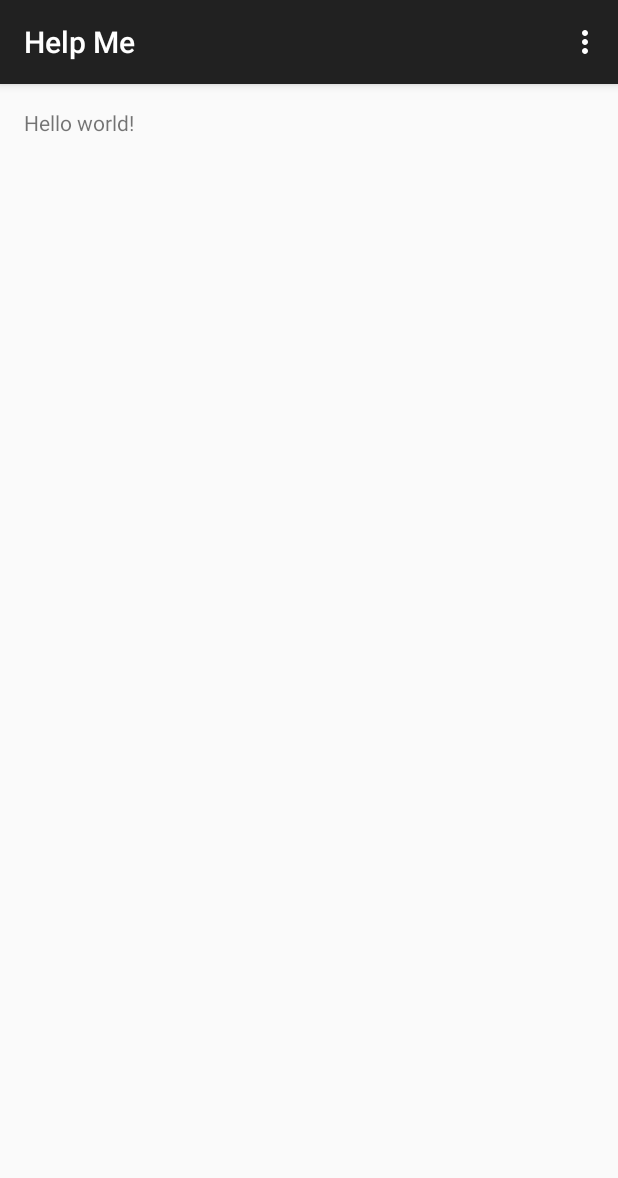
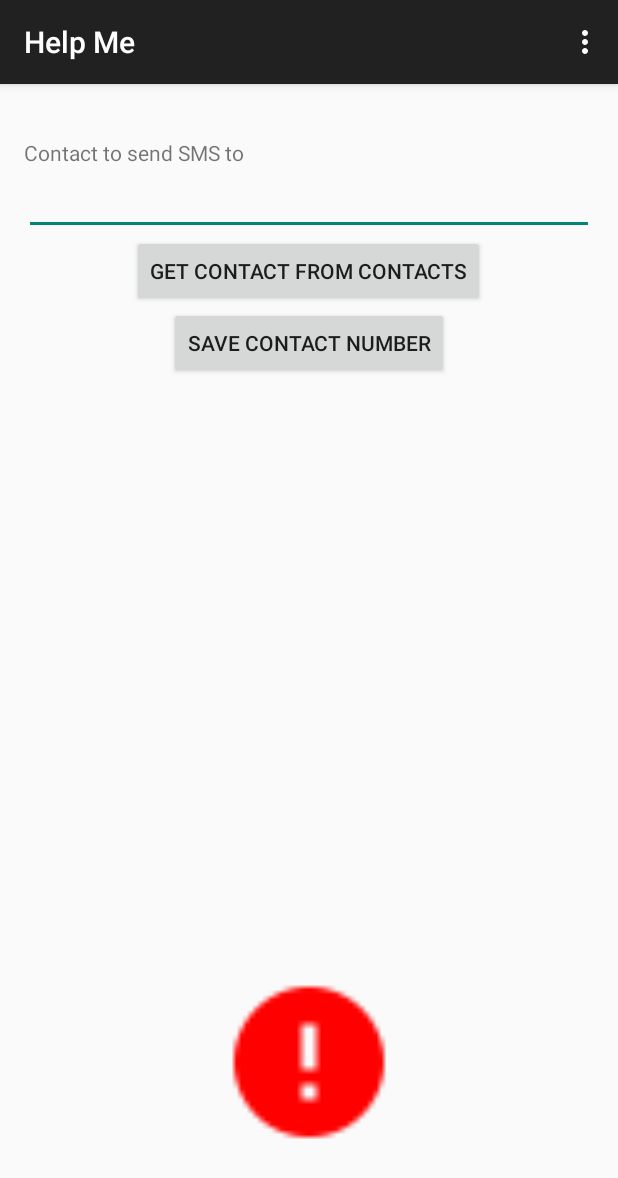
Before and after one commit to jomartigcal/help-me-android-app, an Android app: the screen it shows after launch (MainActivity), on a phone screen of 412 x 824 dp. Shown: the top 1178 px of the screen. Run offline under Robolectric (Android 15) with nearby library versions, the light colour scheme and no system bars.

Commit message:
Initial layout
Signed-off-by: Jomar Tigcal <jomar@tigcal.com>

```diff
--- a/mobile/src/main/java/com/tigcal/helpme/MainActivity.java
+++ b/mobile/src/main/java/com/tigcal/helpme/MainActivity.java
@@ -29,7 +29,8 @@ public class MainActivity extends ActionBarActivity {
         int id = item.getItemId();
 
         //noinspection SimplifiableIfStatement
-        if (id == R.id.action_settings) {
+        if (id == R.id.action_about) {
+            new AboutDialog(this).show();
             return true;
         }
 
--- a/mobile/src/main/res/layout/activity_main.xml
+++ b/mobile/src/main/res/layout/activity_main.xml
@@ -1,11 +1,50 @@
 <RelativeLayout xmlns:android="http://schemas.android.com/apk/res/android"
-    xmlns:tools="http://schemas.android.com/tools" android:layout_width="match_parent"
-    android:layout_height="match_parent" android:paddingLeft="@dimen/activity_horizontal_margin"
+    xmlns:tools="http://schemas.android.com/tools"
+    android:layout_width="match_parent"
+    android:layout_height="match_parent"
+    android:paddingLeft="@dimen/activity_horizontal_margin"
     android:paddingRight="@dimen/activity_horizontal_margin"
     android:paddingTop="@dimen/activity_vertical_margin"
-    android:paddingBottom="@dimen/activity_vertical_margin" tools:context=".MainActivity">
+    android:paddingBottom="@dimen/activity_vertical_margin"
+    tools:context=".MainActivity">
 
-    <TextView android:text="@string/hello_world" android:layout_width="wrap_content"
-        android:layout_height="wrap_content" />
+    <ImageView
+        android:layout_width="200dp"
+        android:layout_height="200dp"
+        android:scaleType="fitCenter"
+        android:src="@drawable/ic_alert"
+        android:layout_alignParentBottom="true"
+        android:layout_centerHorizontal="true"
+        />
+    <TextView
+        android:id="@+id/label_contact_number"
+        android:text="@string/contact_number"
+        android:layout_width="match_parent"
+        android:layout_height="wrap_content"
+        android:paddingTop="20dp"
+        android:layout_alignParentTop="true" />
+
+    <EditText
+        android:id="@+id/text_contact_number"
+        android:inputType="phone"
+        android:layout_width="match_parent"
+        android:layout_height="wrap_content"
+        android:layout_below="@id/label_contact_number" />
+
+    <Button
+        android:id="@+id/button_get_contact"
+        android:layout_width="wrap_content"
+        android:layout_height="wrap_content"
+        android:layout_below="@id/text_contact_number"
+        android:text="@string/label_get_contact"
+        android:layout_centerHorizontal="true" />
+
+    <Button
+        android:id="@+id/button_save"
+        android:layout_width="wrap_content"
+        android:layout_height="wrap_content"
+        android:layout_below="@id/button_get_contact"
+        android:text="@string/label_save_contact"
+        android:layout_centerHorizontal="true" />
 
 </RelativeLayout>
--- a/mobile/src/main/res/menu/menu_main.xml
+++ b/mobile/src/main/res/menu/menu_main.xml
@@ -1,6 +1,10 @@
 <menu xmlns:android="http://schemas.android.com/apk/res/android"
     xmlns:app="http://schemas.android.com/apk/res-auto"
-    xmlns:tools="http://schemas.android.com/tools" tools:context=".MainActivity">
-    <item android:id="@+id/action_settings" android:title="@string/action_settings"
-        android:orderInCategory="100" app:showAsAction="never" />
+    xmlns:tools="http://schemas.android.com/tools"
+    tools:context=".MainActivity">
+    <item
+        android:id="@+id/action_about"
+        android:title="@string/action_about"
+        android:orderInCategory="100"
+        app:showAsAction="never" />
 </menu>
--- a/mobile/src/main/res/values/strings.xml
+++ b/mobile/src/main/res/values/strings.xml
@@ -2,5 +2,16 @@
     <string name="app_name">Help Me</string>
 
     <string name="hello_world">Hello world!</string>
-    <string name="action_settings">Settings</string>
+    <string name="action_about">About</string>
+
+    <string name="about_contact_info">For comments or suggestions, send an email at <a href="mailto:jomar@tigcal.com">jomar@tigcal.com</a></string>
+    <string name="about_developer">Developed by <a href="http://jomar.tigcal.com">Jomar Tigcal</a> and <a href="http://celinebarrozo.com">Celine Marie Barrozo</a>.\n</string>
+
+    <string name="contact_name">Contact Name</string>
+    <string name="contact_number">Contact to send SMS to</string>
+
+    <string name="label_ask_help">Ask for Help</string>
+    <string name="label_get_contact">Get Contact from Contacts</string>
+    <string name="label_save_contact">Save Contact Number</string>
+
 </resources>
```
Also changed, not shown: mobile/src/main/java/com/tigcal/helpme/AboutDialog.java (added, +39 -0 lines), mobile/src/main/res/layout/dialog_about.xml (added, +40 -0 lines), mobile/src/main/res/drawable-hdpi/ic_alert.png (added), mobile/src/main/res/drawable-mdpi/ic_alert.png (added), mobile/src/main/res/drawable-xhdpi/ic_alert.png (added), mobile/src/main/res/drawable-xxhdpi/ic_alert.png (added).
